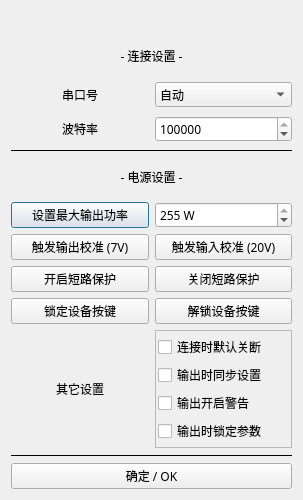
ElluIFX/DP100-PyQt5-GUI, file gui_source/mdp_gui_template/settings.ui: the form before one commit.
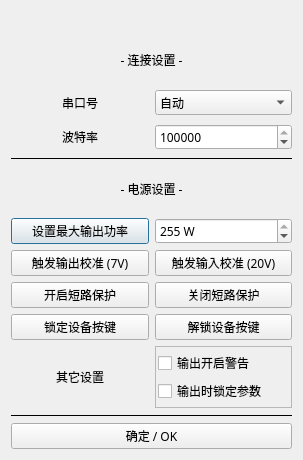
The form after the commit.

```diff
--- a/gui_source/mdp_gui_template/settings.ui
+++ b/gui_source/mdp_gui_template/settings.ui
@@ -13,19 +13,19 @@
     <x>0</x>
     <y>0</y>
     <width>303</width>
-    <height>500</height>
+    <height>460</height>
    </rect>
   </property>
   <property name="minimumSize">
    <size>
     <width>303</width>
-    <height>500</height>
+    <height>460</height>
    </size>
   </property>
   <property name="maximumSize">
    <size>
     <width>303</width>
-    <height>500</height>
+    <height>460</height>
    </size>
   </property>
   <property name="windowTitle">
@@ -398,38 +398,6 @@
         <property name="bottomMargin">
          <number>2</number>
         </property>
-        <item>
-         <widget class="QCheckBox" name="checkBoxDefaultOff">
-          <property name="minimumSize">
-           <size>
-            <width>0</width>
-            <height>28</height>
-           </size>
-          </property>
-          <property name="toolTip">
-           <string>上位机连接设备时不进行状态推断，而是强制关闭输出并设定电压电流</string>
-          </property>
-          <property name="text">
-           <string>连接时默认关断</string>
-          </property>
-         </widget>
-        </item>
-        <item>
-         <widget class="QCheckBox" name="checkBoxOutputSync">
-          <property name="minimumSize">
-           <size>
-            <width>0</width>
-            <height>28</height>
-           </size>
-          </property>
-          <property name="toolTip">
-           <string>每次开启输出时同步电压电流设置值</string>
-          </property>
-          <property name="text">
-           <string>输出时同步设置</string>
-          </property>
-         </widget>
-        </item>
         <item>
          <widget class="QCheckBox" name="checkBoxOutputWarn">
           <property name="minimumSize">
```
